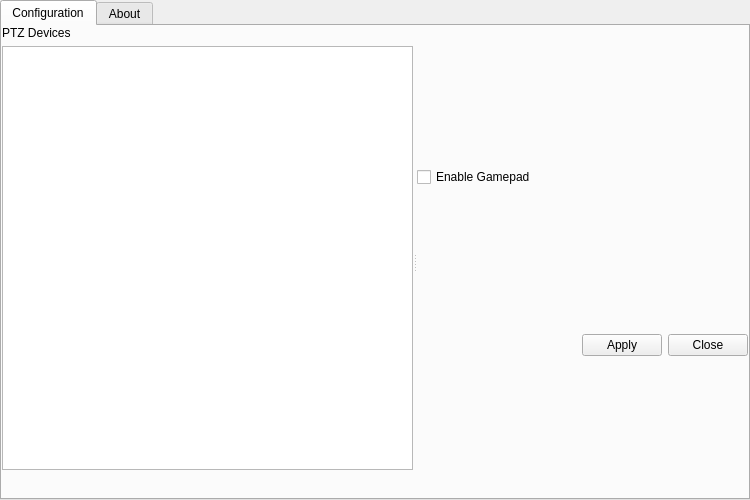
The window that settings.ui (glikely/obs-ptz) describes before a commit, drawn with Qt 5.
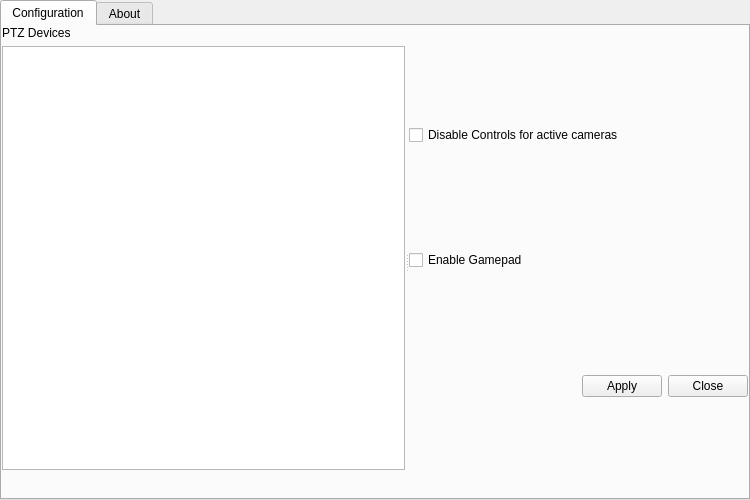
The same window after the commit.

Commit message:
Add config to disable controls for active scene
If the camera is in the active scene, then have the option of disabling
controls. This protects against the operator accidentally moving the
live camera which can be jarring for a viewer.

```diff
--- a/settings.ui
+++ b/settings.ui
@@ -53,7 +53,7 @@
          <property name="orientation">
           <enum>Qt::Horizontal</enum>
          </property>
-         <widget class="QWidget" name="" native="true">
+         <widget class="QWidget" name="widget_1" native="true">
           <layout class="QVBoxLayout" name="verticalLayout_3">
            <property name="sizeConstraint">
             <enum>QLayout::SetMinimumSize</enum>
@@ -141,11 +141,21 @@
            </item>
           </layout>
          </widget>
-         <widget class="QWidget" name="" native="true">
-          <layout class="QVBoxLayout" name="propertiesLayout" stretch="0,0">
+         <widget class="QWidget" name="widget" native="true">
+          <layout class="QVBoxLayout" name="propertiesLayout" stretch="0,0,0">
            <property name="sizeConstraint">
             <enum>QLayout::SetDefaultConstraint</enum>
            </property>
+           <item>
+            <widget class="QCheckBox" name="livemoveCheckBox">
+             <property name="toolTip">
+              <string>Disable movement controls for cameras in the currently active program scene</string>
+             </property>
+             <property name="text">
+              <string>Disable Controls for active cameras</string>
+             </property>
+            </widget>
+           </item>
            <item>
             <widget class="QCheckBox" name="gamepadCheckBox">
              <property name="text">
```
The commit also changes 5 other files.
